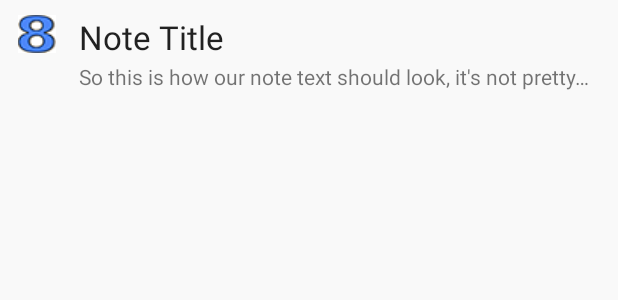
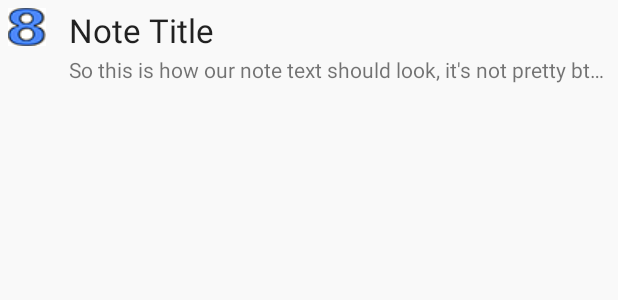
Before and after one commit to douglas191848/Notebook, an Android app: the layout list_row.xml on its own in the app's theme, with its tools: preview values and no code run, on a phone screen of 412 x 824 dp. Shown: the top 300 px of the screen. Run offline under Robolectric (Android 15) with nearby library versions, the phone set to English and light mode, and no system bars.

Commit message:
Change the padding of the list_row

```diff
--- a/app/src/main/res/layout/list_row.xml
+++ b/app/src/main/res/layout/list_row.xml
@@ -3,9 +3,10 @@
     android:layout_width="match_parent"
     android:layout_height="match_parent"
     android:background="#FFF9F9F9"
-    android:paddingRight="10dp"
-    android:paddingTop="10dp"
-    android:paddingBottom="10dp">
+    android:paddingStart="3dp"
+    android:paddingEnd="3dp"
+    android:paddingTop="5dp"
+    android:paddingBottom="5dp">
 
     <ImageView
         android:layout_width="wrap_content"
@@ -14,7 +15,7 @@
         android:src="@drawable/eight"
         android:layout_alignParentTop="true"
         android:layout_alignParentStart="true"
-        android:layout_marginStart="12dp"
+        android:layout_marginStart="2dp"
         android:layout_marginEnd="15dp" />
 
     <TextView
```
Also changed, not shown: app/src/main/java/com/example/douglas_lkf/notebook/MainActivityListFragment.java (+0 -14 lines).
